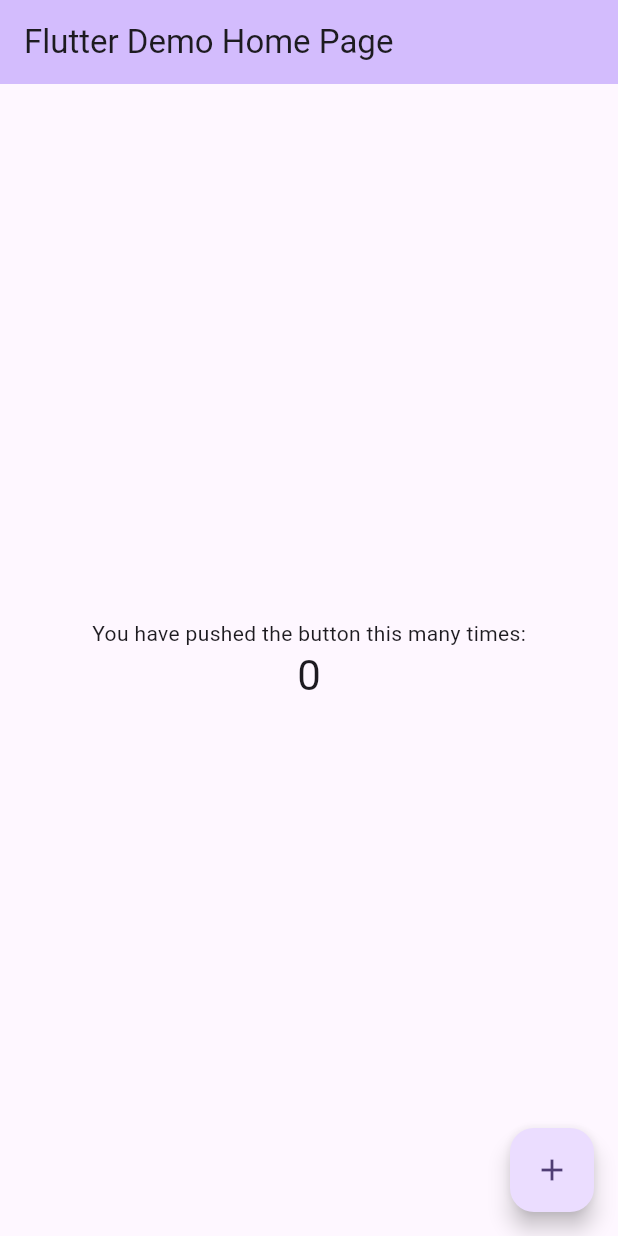
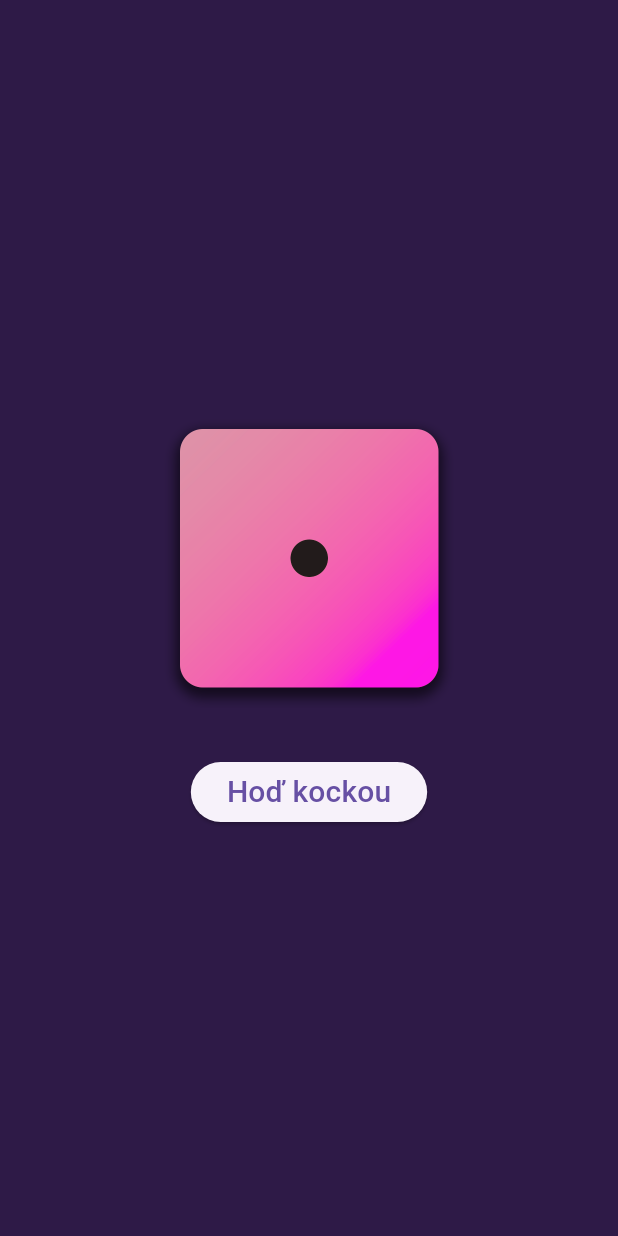
Before and after one commit to Thonnir/roll_dice, a Flutter app: the screen it shows after launch, on a phone screen of 412 x 824 dp. Run offline on Flutter 3.47's test engine with Material 3 defaults, Android fonts, the phone set to English and light mode, and no system bars.

Commit message:
Roll a random die face on button tap
Register the six dice images as assets, show the current face in a
StatefulWidget and roll it with dart:math Random via setState.
Drop the unused cupertino_icons dependency and template comments.

Co-Authored-By: Claude Opus 5.5 <noreply@anthropic.com>

```diff
--- a/lib/main.dart
+++ b/lib/main.dart
@@ -1,122 +1,55 @@
+import 'dart:math';
+
 import 'package:flutter/material.dart';
 
 void main() {
-  runApp(const MyApp());
+  runApp(const RollDiceApp());
 }
 
-class MyApp extends StatelessWidget {
-  const MyApp({super.key});
+class RollDiceApp extends StatelessWidget {
+  const RollDiceApp({super.key});
 
-  // This widget is the root of your application.
   @override
   Widget build(BuildContext context) {
-    return MaterialApp(
-      title: 'Flutter Demo',
-      theme: ThemeData(
-        // This is the theme of your application.
-        //
-        // TRY THIS: Try running your application with "flutter run". You'll see
-        // the application has a purple toolbar. Then, without quitting the app,
-        // try changing the seedColor in the colorScheme below to Colors.green
-        // and then invoke "hot reload" (save your changes or press the "hot
-        // reload" button in a Flutter-supported IDE, or press "r" if you used
-        // the command line to start the app).
-        //
-        // Notice that the counter didn't reset back to zero; the application
-        // state is not lost during the reload. To reset the state, use hot
-        // restart instead.
-        //
-        // This works for code too, not just values: Most code changes can be
-        // tested with just a hot reload.
-        colorScheme: .fromSeed(seedColor: Colors.deepPurple),
+    return const MaterialApp(
+      debugShowCheckedModeBanner: false,
+      home: Scaffold(
+        backgroundColor: Color(0xFF2E1A47),
+        body: Center(child: DiceRoller()),
       ),
-      home: const MyHomePage(title: 'Flutter Demo Home Page'),
     );
   }
 }
 
-class MyHomePage extends StatefulWidget {
-  const MyHomePage({super.key, required this.title});
-
-  // This widget is the home page of your application. It is stateful, meaning
-  // that it has a State object (defined below) that contains fields that affect
-  // how it looks.
-
-  // This class is the configuration for the state. It holds the values (in this
-  // case the title) provided by the parent (in this case the App widget) and
-  // used by the build method of the State. Fields in a Widget subclass are
-  // always marked "final".
-
-  final String title;
+class DiceRoller extends StatefulWidget {
+  const DiceRoller({super.key});
 
   @override
-  State<MyHomePage> createState() => _MyHomePageState();
+  State<DiceRoller> createState() => _DiceRollerState();
 }
 
-class _MyHomePageState extends State<MyHomePage> {
-  int _counter = 0;
+class _DiceRollerState extends State<DiceRoller> {
+  final _random = Random();
+  var _currentFace = 1;
 
-  void _incrementCounter() {
+  void _rollDice() {
     setState(() {
-      // This call to setState tells the Flutter framework that something has
-      // changed in this State, which causes it to rerun the build method below
-      // so that the display can reflect the updated values. If we changed
-      // _counter without calling setState(), then the build method would not be
-      // called again, and so nothing would appear to happen.
-      _counter++;
+      _currentFace = _random.nextInt(6) + 1;
     });
   }
 
   @override
   Widget build(BuildContext context) {
-    // This method is rerun every time setState is called, for instance as done
-    // by the _incrementCounter method above.
-    //
-    // The Flutter framework has been optimized to make rerunning build methods
-    // fast, so that you can just rebuild anything that needs updating rather
-    // than having to individually change instances of widgets.
-    return Scaffold(
-      appBar: AppBar(
-        // TRY THIS: Try changing the color here to a specific color (to
-        // Colors.amber, perhaps?) and trigger a hot reload to see the AppBar
-        // change color while the other colors stay the same.
-        backgroundColor: Theme.of(context).colorScheme.inversePrimary,
-        // Here we take the value from the MyHomePage object that was created by
-        // the App.build method, and use it to set our appbar title.
-        title: Text(widget.title),
-      ),
-      body: Center(
-        // Center is a layout widget. It takes a single child and positions it
-        // in the middle of the parent.
-        child: Column(
-          // Column is also a layout widget. It takes a list of children and
-          // arranges them vertically. By default, it sizes itself to fit its
-          // children horizontally, and tries to be as tall as its parent.
-          //
-          // Column has various properties to control how it sizes itself and
-          // how it positions its children. Here we use mainAxisAlignment to
-          // center the children vertically; the main axis here is the vertical
-          // axis because Columns are vertical (the cross axis would be
-          // horizontal).
-          //
-          // TRY THIS: Invoke "debug painting" (choose the "Toggle Debug Paint"
-          // action in the IDE, or press "p" in the console), to see the
-          // wireframe for each widget.
-          mainAxisAlignment: .center,
-          children: [
-            const Text('You have pushed the button this many times:'),
-            Text(
-              '$_counter',
-              style: Theme.of(context).textTheme.headlineMedium,
-            ),
-          ],
+    return Column(
+      mainAxisSize: MainAxisSize.min,
+      children: [
+        Image.asset('assets/images/dice-$_currentFace.png', width: 200),
+        const SizedBox(height: 32),
+        ElevatedButton(
+          onPressed: _rollDice,
+          child: const Text('Hoď kockou', style: TextStyle(fontSize: 20)),
         ),
-      ),
-      floatingActionButton: FloatingActionButton(
-        onPressed: _incrementCounter,
-        tooltip: 'Increment',
-        child: const Icon(Icons.add),
-      ),
+      ],
     );
   }
 }
```
Also changed, not shown: pubspec.yaml (+4 -71 lines), assets/images/dice-1.png (added), assets/images/dice-2.png (added), assets/images/dice-3.png (added), assets/images/dice-4.png (added), assets/images/dice-5.png (added), assets/images/dice-6.png (added), pubspec.lock, 3 other files.
